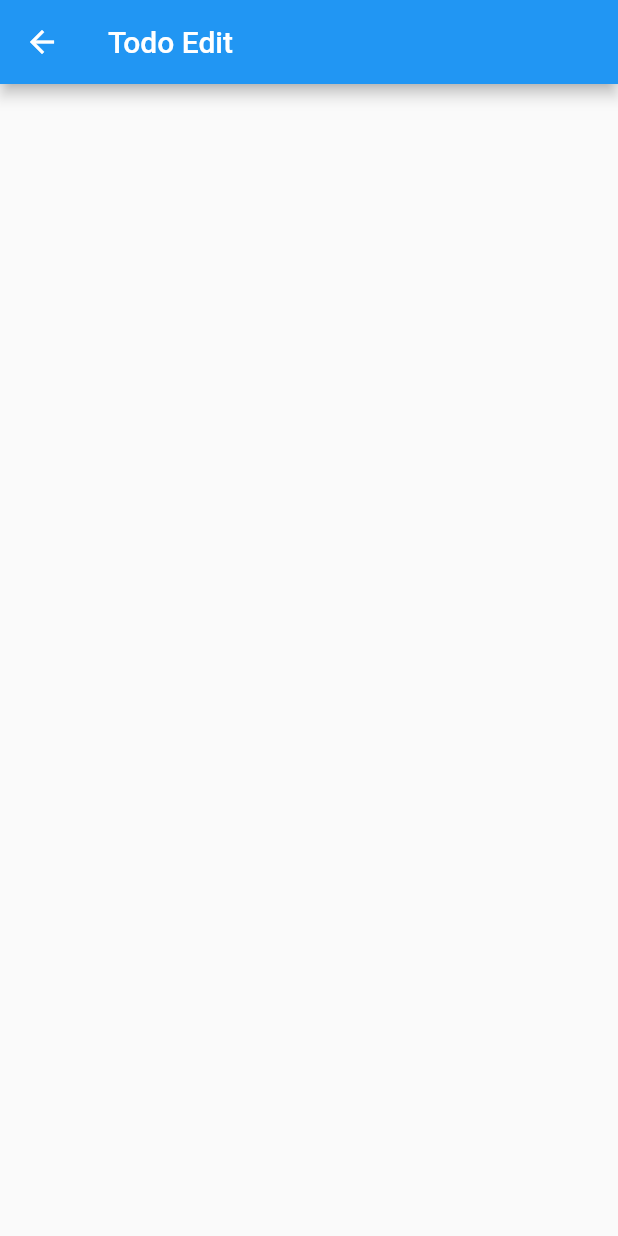
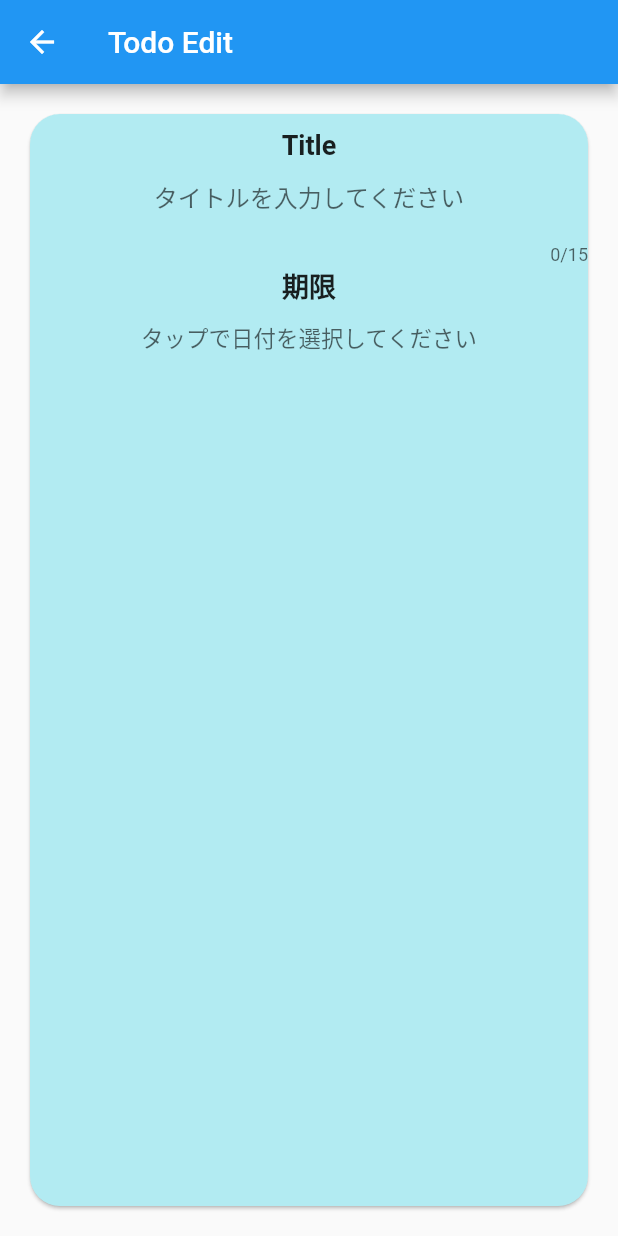
Before and after one commit to ho2ri2s/Flutter-Todo, a Flutter app: the TodoEdit screen opened directly, on a phone screen of 412 x 824 dp. Run offline on Flutter 3.47's test engine with Material 2 defaults, Android fonts, the phone set to English and light mode, and no system bars.

Commit message:
add: TextField / datepicker

```diff
--- a/lib/components/todo_edit.dart
+++ b/lib/components/todo_edit.dart
@@ -1,4 +1,5 @@
 import 'package:flutter/material.dart';
+import 'package:flutter/rendering.dart';
 
 class TodoEdit extends StatefulWidget {
   @override
@@ -6,15 +7,84 @@ class TodoEdit extends StatefulWidget {
 }
 
 class _TodoEditState extends State<TodoEdit> {
+  String _title;
+  DateTime _expire;
+
+  _titleChanged(String text) {
+    setState(() {
+      _title = text;
+    });
+  }
+
+  _expireChanged(DateTime expire) {
+    setState(() {
+      _expire = expire;
+    });
+  }
+
   @override
   Widget build(BuildContext context) {
     return Scaffold(
       appBar: AppBar(
         title: Text("Todo Edit"),
       ),
-      body: _buildBody(),
+      body: Card(
+        margin: EdgeInsets.all(20),
+        shape: RoundedRectangleBorder(
+            borderRadius: BorderRadius.all(Radius.circular(20))),
+        color: Colors.cyan[100],
+        child: Column(
+          children: <Widget>[
+            SizedBox(
+              height: 10,
+            ),
+            Text(
+              "Title",
+              textAlign: TextAlign.left,
+              style: TextStyle(fontSize: 18, fontWeight: FontWeight.bold),
+            ),
+            Flexible(
+              child: TextField(
+                textAlign: TextAlign.center,
+                enabled: true,
+                maxLength: 15,
+                style: TextStyle(color: Colors.black),
+                maxLines: 1,
+                decoration: InputDecoration(
+                    border: InputBorder.none, hintText: 'タイトルを入力してください'),
+                onChanged: (text) => _titleChanged(text),
+              ),
+            ),
+            Text(
+              "期限",
+              textAlign: TextAlign.left,
+              style: TextStyle(fontSize: 18, fontWeight: FontWeight.bold),
+            ),
+            SizedBox(
+              height: 10,
+            ),
+            GestureDetector(
+              onTap: () async {
+                final expire = await showDatePicker(
+                    context: context,
+                    initialDate: DateTime.now(),
+                    firstDate: DateTime(DateTime.now().year),
+                    lastDate: DateTime(DateTime.now().year + 1));
+                _expireChanged(expire);
+              },
+              child: Text(
+                _expire != null ? "${_expire.toString()}" : "タップで日付を選択してください",
+                textAlign: TextAlign.left,
+                style: TextStyle(
+                    fontSize: 15,
+                    color: _expire != null
+                        ? Colors.black
+                        : ThemeData.fallback().hintColor),
+              ),
+            ),
+          ],
+        ),
+      ),
     );
   }
 }
-
-_buildBody() => Column();
```
